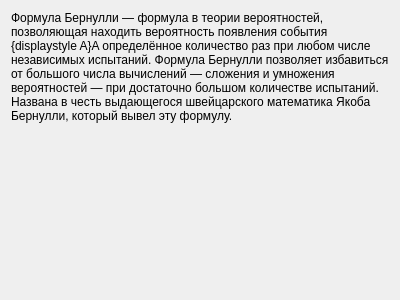
This is Popelov_Kuznetsov_bernulli/history.ui in Alivexx/bernulli as Qt 5 draws it before an edit. The edited form follows.
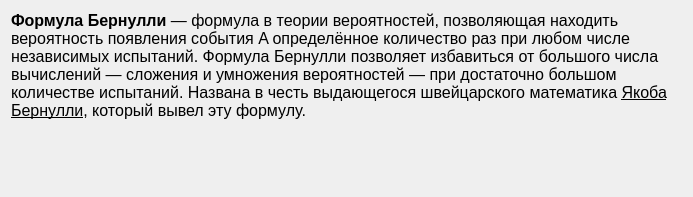
This is the edited form.

Diff of the .ui file:
```diff
--- a/Popelov_Kuznetsov_bernulli/history.ui
+++ b/Popelov_Kuznetsov_bernulli/history.ui
@@ -6,8 +6,8 @@
    <rect>
     <x>0</x>
     <y>0</y>
-    <width>400</width>
-    <height>300</height>
+    <width>693</width>
+    <height>197</height>
    </rect>
   </property>
   <property name="windowTitle">
@@ -17,7 +17,7 @@
    <item>
     <widget class="QLabel" name="label">
      <property name="text">
-      <string>Формула Бернулли — формула в теории вероятностей, позволяющая находить вероятность появления события {displaystyle A}A определённое количество раз при любом числе независимых испытаний. Формула Бернулли позволяет избавиться от большого числа вычислений — сложения и умножения вероятностей — при достаточно большом количестве испытаний. Названа в честь выдающегося швейцарского математика Якоба Бернулли, который вывел эту формулу.</string>
+      <string>&lt;html&gt;&lt;head/&gt;&lt;body&gt;&lt;p&gt;&lt;span style=&quot; font-size:12pt; font-weight:600;&quot;&gt;Формула Бернулли&lt;/span&gt;&lt;span style=&quot; font-size:12pt;&quot;&gt; — формула в теории вероятностей, позволяющая находить вероятность появления события A определённое количество раз при любом числе независимых испытаний. Формула Бернулли позволяет избавиться от большого числа вычислений — сложения и умножения вероятностей — при достаточно большом количестве испытаний. Названа в честь выдающегося швейцарского математика &lt;/span&gt;&lt;span style=&quot; font-size:12pt; text-decoration: underline;&quot;&gt;Якоба Бернулли&lt;/span&gt;&lt;span style=&quot; font-size:12pt;&quot;&gt;, который вывел эту формулу. &lt;/span&gt;&lt;/p&gt;&lt;/body&gt;&lt;/html&gt;</string>
      </property>
      <property name="alignment">
       <set>Qt::AlignLeading|Qt::AlignLeft|Qt::AlignTop</set>
```
